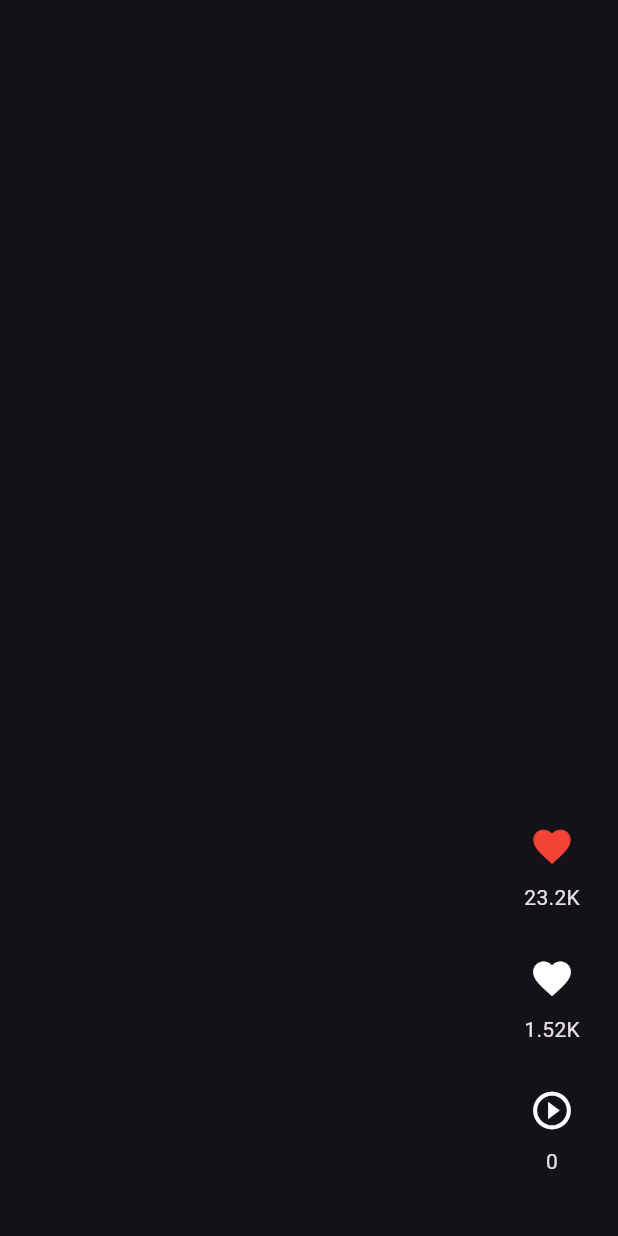
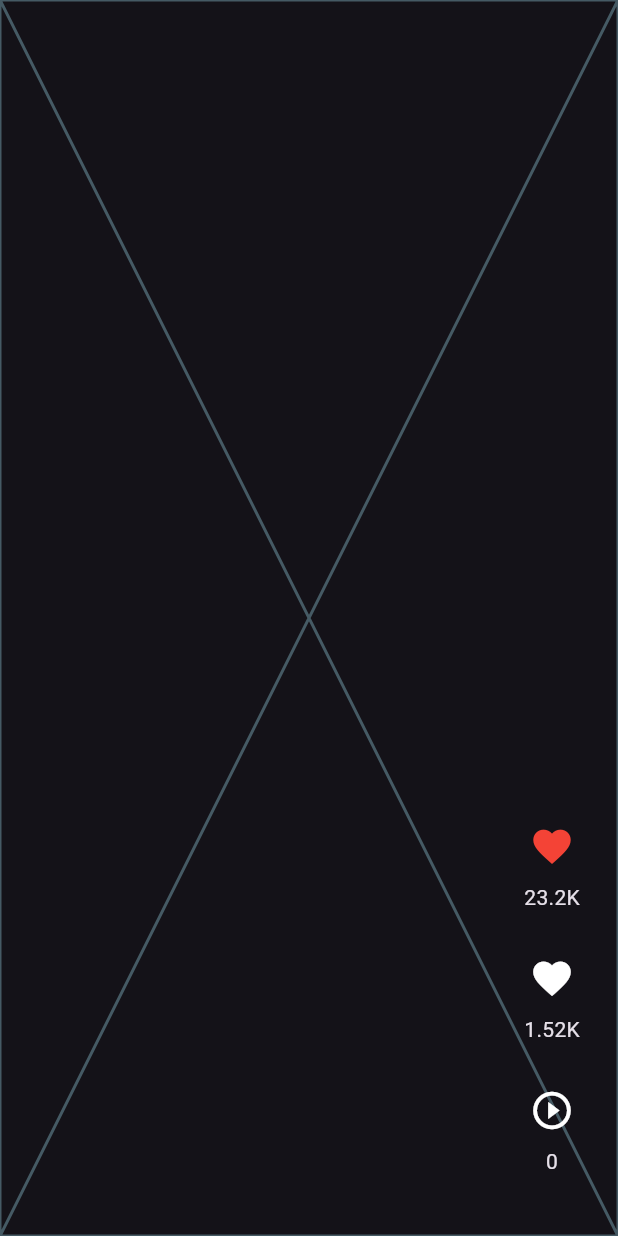
Before and after one commit to olger19/toktik_2, a Flutter app: the screen it shows after launch, on a phone screen of 412 x 824 dp. Run offline on Flutter 3.47's test engine with Material 3 defaults, Android fonts, the phone set to English and light mode, and no system bars; our stand-ins replace animate_do.

Commit message:
added fullScreenPlayer url, caption

```diff
--- a/lib/presentation/screens/discover/discover_screen.dart
+++ b/lib/presentation/screens/discover/discover_screen.dart
@@ -9,14 +9,13 @@ class DiscoverScreen extends StatelessWidget {
 
   @override
   Widget build(BuildContext context) {
-    //Si ingresan nuevo videos, quiero volver a dibujar
-    final discoverProvider = context.watch<DiscoverProvider>();
-
-    //final otroProvider = Provider.of<DiscoverProvider>(context);
+    // Si ingresan nuevo videos, quiero volver a dibujar
+    final discoverProvider = context.watch<DiscoverProvider>(); // Otra manera final otroProvider = Provider.of<DiscoverProvider>(context);
 
     return Scaffold(
       body: discoverProvider.initialLoading
-      ? const Center(child: CircularProgressIndicator( strokeWidth: 2,)) // Indicador de carga aumentar el tamaño del indicador
+      ? const Center(child: CircularProgressIndicator( strokeWidth: 2,)) // Indicador de carga aumentar el tamaño del indicador.
+      // VideoScrollableView, es nuestro custom widget para mostrar nuestro videos.
       : VideoScrollableView(videos: discoverProvider.videos));
   }
 }
--- /dev/null
+++ b/lib/presentation/widgets/shared/video/fullscreen_player.dart
@@ -0,0 +1,18 @@
+import 'package:flutter/material.dart';
+
+class FullScreenPlayer extends StatelessWidget {
+
+  final String videoUrl;
+  final String caption;
+
+
+  const FullScreenPlayer({
+    super.key,
+    required this.videoUrl,
+    required this.caption});
+
+  @override
+  Widget build(BuildContext context) {
+    return const Placeholder();
+  }
+}
--- a/lib/presentation/widgets/shared/video_scrollable_view.dart
+++ b/lib/presentation/widgets/shared/video_scrollable_view.dart
@@ -1,5 +1,6 @@
 import 'package:flutter/material.dart';
 import 'package:toktik/domain/entities/videos_post.dart';
+import 'package:toktik/presentation/widgets/shared/video/fullscreen_player.dart';
 import 'package:toktik/presentation/widgets/shared/video_buttons.dart';
 
 class VideoScrollableView extends StatelessWidget {
@@ -20,7 +21,12 @@ class VideoScrollableView extends StatelessWidget {
         return Stack(
           children: [
             //videoplayer + gradiente
-
+            SizedBox.expand(
+              child: FullScreenPlayer(
+                caption: videoPost.caption,
+                videoUrl: videoPost.videoUrl,
+              ),
+            ),//Abiertos a us modificacion
 
             //botones
             Positioned(
```
